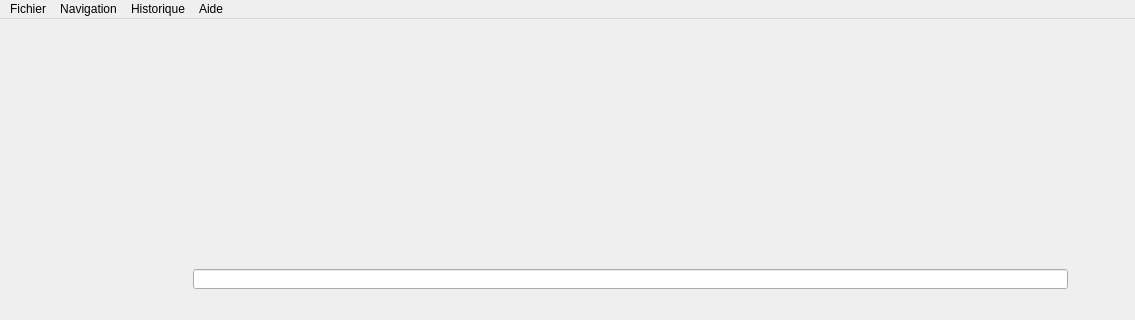
Old version of the form Qt/zNavigateur/mainwindow.ui in the repository JulienBreton/cplusplus_programming; both pictures show x 0 to 1135 and y 0 to 320 of the 1135 by 600 pixel window.
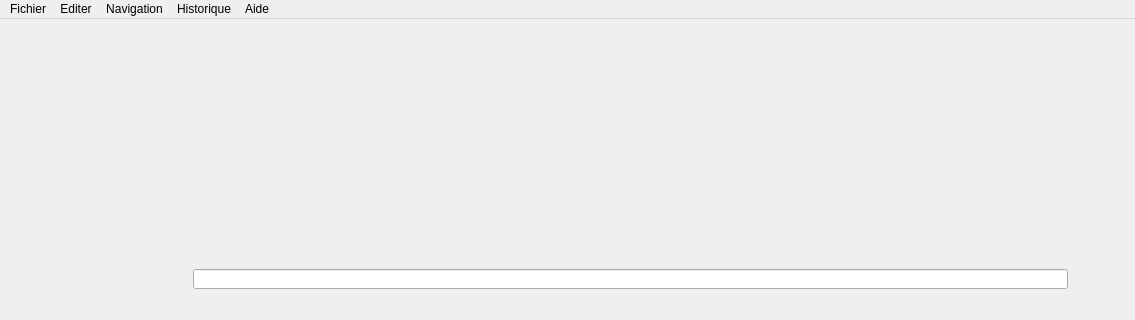
New version of the form. Icons and pictures are not drawn.

```diff
--- a/Qt/zNavigateur/mainwindow.ui
+++ b/Qt/zNavigateur/mainwindow.ui
@@ -346,7 +346,14 @@
     <addaction name="actionViderHistorique"/>
     <addaction name="separator"/>
    </widget>
+   <widget class="QMenu" name="menuEditer">
+    <property name="title">
+     <string>Editer</string>
+    </property>
+    <addaction name="actionChercher"/>
+   </widget>
    <addaction name="menu"/>
+   <addaction name="menuEditer"/>
    <addaction name="menuNavigation"/>
    <addaction name="menuHistorique"/>
    <addaction name="menuAide"/>
```
Left out of the diff: 8 changed lines with no effect on the pictures.
